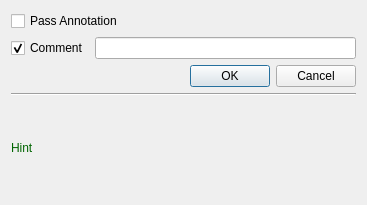
Before: the Qt Designer form neurolabi/gui/dialogs/zflyemsplituploadoptiondialog.ui in janelia-flyem/NeuTu, drawn with Qt 5.
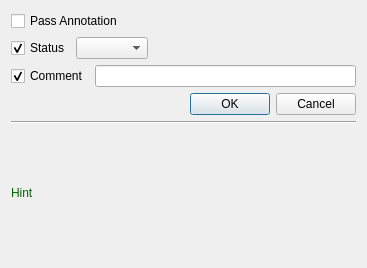
After: the same form once the commit is applied.

What changed in the file:
```diff
--- a/neurolabi/gui/dialogs/zflyemsplituploadoptiondialog.ui
+++ b/neurolabi/gui/dialogs/zflyemsplituploadoptiondialog.ui
@@ -7,7 +7,7 @@
     <x>0</x>
     <y>0</y>
     <width>367</width>
-    <height>205</height>
+    <height>268</height>
    </rect>
   </property>
   <property name="windowTitle">
@@ -24,6 +24,39 @@
      </property>
     </widget>
    </item>
+   <item>
+    <layout class="QHBoxLayout" name="horizontalLayout_2">
+     <item>
+      <widget class="QCheckBox" name="statusCheckBox">
+       <property name="statusTip">
+        <string>Check the box to set new status</string>
+       </property>
+       <property name="text">
+        <string>Status</string>
+       </property>
+       <property name="checked">
+        <bool>true</bool>
+       </property>
+      </widget>
+     </item>
+     <item>
+      <widget class="QComboBox" name="statusComboBox"/>
+     </item>
+     <item>
+      <spacer name="horizontalSpacer">
+       <property name="orientation">
+        <enum>Qt::Horizontal</enum>
+       </property>
+       <property name="sizeHint" stdset="0">
+        <size>
+         <width>40</width>
+         <height>20</height>
+        </size>
+       </property>
+      </spacer>
+     </item>
+    </layout>
+   </item>
    <item>
     <layout class="QHBoxLayout" name="horizontalLayout">
      <item>
```
Left out of the diff: 4 changed lines with no effect on the pictures.
